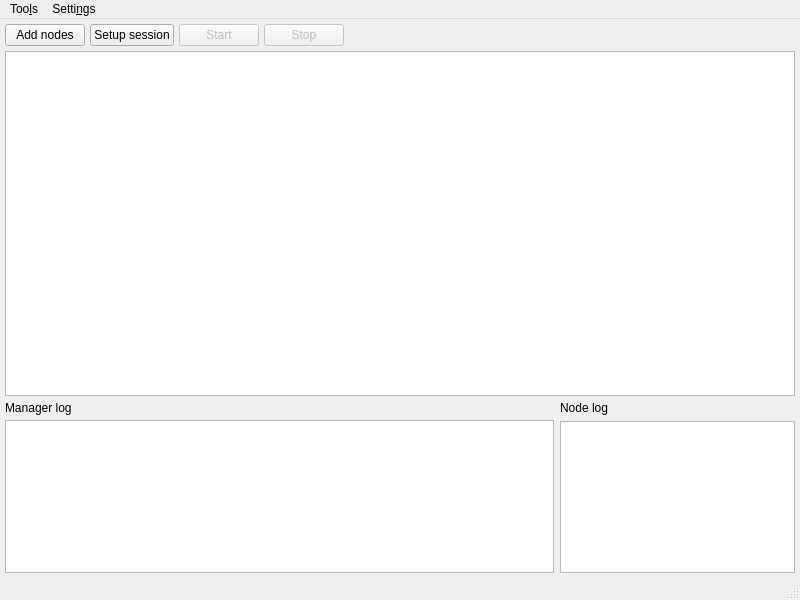
Qt form app/gui/mainwindow/mainwindow.ui (olerapx/VLSI-Designer) before a commit.
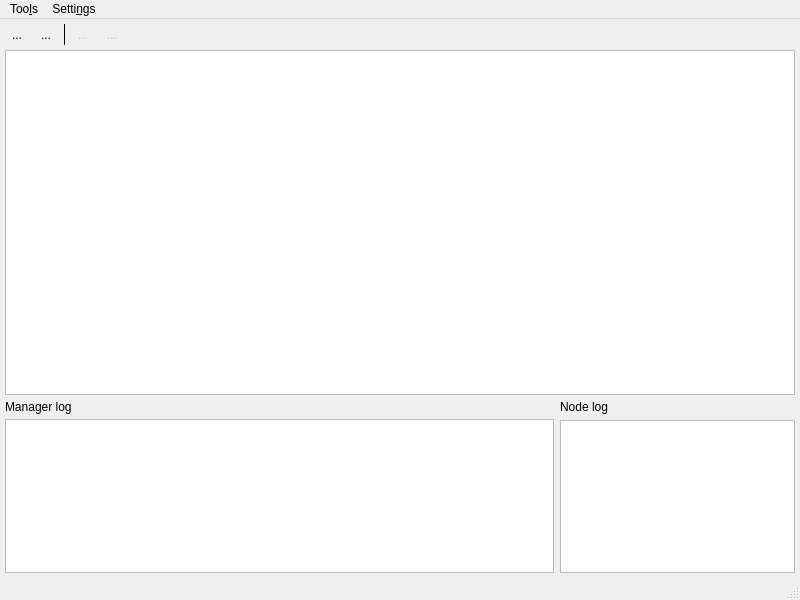
The same form after that commit. Icons and pictures are not drawn.

The edit to the form file:
```diff
--- a/app/gui/mainwindow/mainwindow.ui
+++ b/app/gui/mainwindow/mainwindow.ui
@@ -39,116 +39,82 @@
        <number>0</number>
       </property>
       <item>
-       <widget class="QPushButton" name="addNodesButton">
-        <property name="sizePolicy">
-         <sizepolicy hsizetype="Fixed" vsizetype="Fixed">
-          <horstretch>0</horstretch>
-          <verstretch>0</verstretch>
-         </sizepolicy>
-        </property>
-        <property name="font">
-         <font>
-          <pointsize>9</pointsize>
-         </font>
-        </property>
+       <widget class="QToolButton" name="addNodesButton">
         <property name="text">
-         <string>Add nodes</string>
+         <string>...</string>
         </property>
         <property name="iconSize">
          <size>
-          <width>16</width>
-          <height>16</height>
+          <width>24</width>
+          <height>24</height>
          </size>
         </property>
-        <property name="flat">
-         <bool>false</bool>
+        <property name="autoRaise">
+         <bool>true</bool>
         </property>
        </widget>
       </item>
       <item>
-       <widget class="QPushButton" name="setupButton">
-        <property name="sizePolicy">
-         <sizepolicy hsizetype="Fixed" vsizetype="Fixed">
-          <horstretch>0</horstretch>
-          <verstretch>0</verstretch>
-         </sizepolicy>
-        </property>
-        <property name="font">
-         <font>
-          <pointsize>9</pointsize>
-         </font>
-        </property>
+       <widget class="QToolButton" name="setupButton">
         <property name="text">
-         <string>Setup session</string>
+         <string>...</string>
         </property>
         <property name="iconSize">
          <size>
-          <width>16</width>
-          <height>16</height>
+          <width>24</width>
+          <height>24</height>
          </size>
         </property>
-        <property name="flat">
-         <bool>false</bool>
+        <property name="autoRaise">
+         <bool>true</bool>
         </property>
        </widget>
       </item>
       <item>
-       <widget class="QPushButton" name="startButton">
+       <widget class="Line" name="line">
+        <property name="frameShadow">
+         <enum>QFrame::Plain</enum>
+        </property>
+        <property name="orientation">
+         <enum>Qt::Vertical</enum>
+        </property>
+       </widget>
+      </item>
+      <item>
+       <widget class="QToolButton" name="startButton">
         <property name="enabled">
          <bool>false</bool>
         </property>
-        <property name="sizePolicy">
-         <sizepolicy hsizetype="Fixed" vsizetype="Fixed">
-          <horstretch>0</horstretch>
-          <verstretch>0</verstretch>
-         </sizepolicy>
-        </property>
-        <property name="font">
-         <font>
-          <pointsize>9</pointsize>
-         </font>
-        </property>
         <property name="text">
-         <string>Start</string>
+         <string>...</string>
         </property>
         <property name="iconSize">
          <size>
-          <width>16</width>
-          <height>16</height>
+          <width>24</width>
+          <height>24</height>
          </size>
         </property>
-        <property name="flat">
-         <bool>false</bool>
+        <property name="autoRaise">
+         <bool>true</bool>
         </property>
        </widget>
       </item>
       <item>
-       <widget class="QPushButton" name="stopButton">
+       <widget class="QToolButton" name="stopButton">
         <property name="enabled">
          <bool>false</bool>
         </property>
-        <property name="sizePolicy">
-         <sizepolicy hsizetype="Fixed" vsizetype="Fixed">
-          <horstretch>0</horstretch>
-          <verstretch>0</verstretch>
-         </sizepolicy>
-        </property>
-        <property name="font">
-         <font>
-          <pointsize>9</pointsize>
-         </font>
-        </property>
         <property name="text">
-         <string>Stop</string>
+         <string>...</string>
         </property>
         <property name="iconSize">
          <size>
-          <width>16</width>
-          <height>16</height>
+          <width>24</width>
+          <height>24</height>
          </size>
         </property>
-        <property name="flat">
-         <bool>false</bool>
+        <property name="autoRaise">
+         <bool>true</bool>
         </property>
        </widget>
       </item>
```
Left out of the diff: 33 changed lines with no effect on the pictures.
